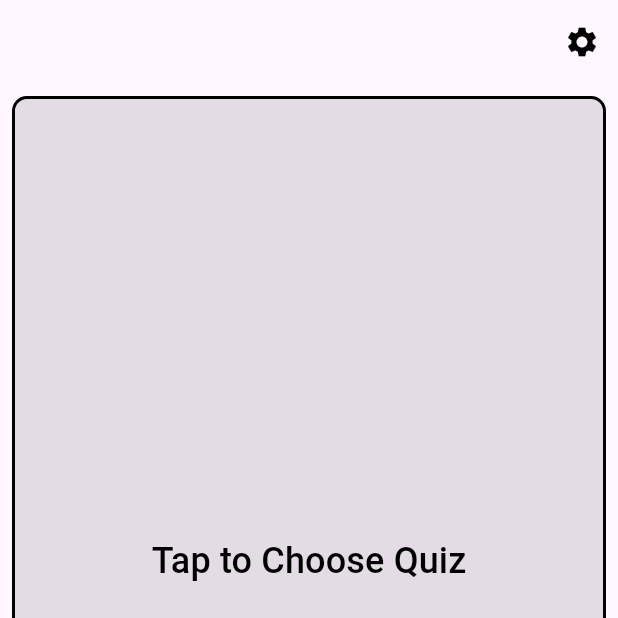
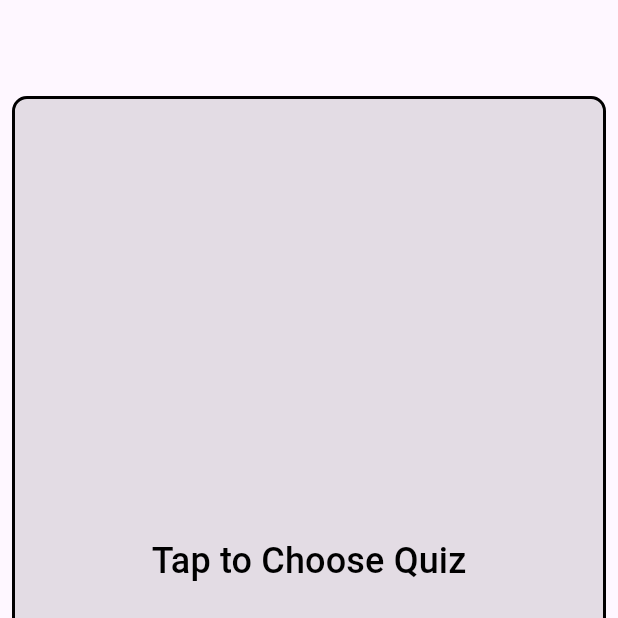
Before and after one commit to varad615/Mathsense-flutter, a Flutter app: the HomePage screen opened directly, on a phone screen of 412 x 824 dp, the top half of it. Run offline on Flutter 3.47's test engine with Material 3 defaults, Android fonts, the phone set to English and light mode, and no system bars; our stand-ins replace flutter_tts, shared_preferences, speech_to_text, webview_flutter; accounts and stored records are empty.

Commit message:
remove settings

```diff
--- a/lib/home_page.dart
+++ b/lib/home_page.dart
@@ -119,20 +119,20 @@ class _HomePageState extends State<HomePage> {
       appBar: AppBar(
         automaticallyImplyLeading: false,
         // title: Text("Home Page"),
-        actions: [
-          IconButton(
-            icon: Icon(
-              Icons.settings,
-              color: Colors.black,
-            ),
-            onPressed: () {
-              Navigator.push(
-                context,
-                MaterialPageRoute(builder: (context) => SettingsPage()),
-              );
-            },
-          ),
-        ],
+        // actions: [
+        //   IconButton(
+        //     icon: Icon(
+        //       Icons.settings,
+        //       color: Colors.black,
+        //     ),
+        //     onPressed: () {
+        //       Navigator.push(
+        //         context,
+        //         MaterialPageRoute(builder: (context) => SettingsPage()),
+        //       );
+        //     },
+        //   ),
+        // ],
       ),
       body: SafeArea(
         top: true,
--- a/pubspec.yaml
+++ b/pubspec.yaml
@@ -16,7 +16,7 @@ publish_to: 'none' # Remove this line if you wish to publish to pub.dev
 # https://developer.apple.com/library/archive/documentation/General/Reference/InfoPlistKeyReference/Articles/CoreFoundationKeys.html
 # In Windows, build-name is used as the major, minor, and patch parts
 # of the product and file versions while build-number is used as the build suffix.
-version: 1.5.0+5
+version: 1.5.0+6
 
 environment:
   sdk: '>=3.2.6 <4.0.0'
```
